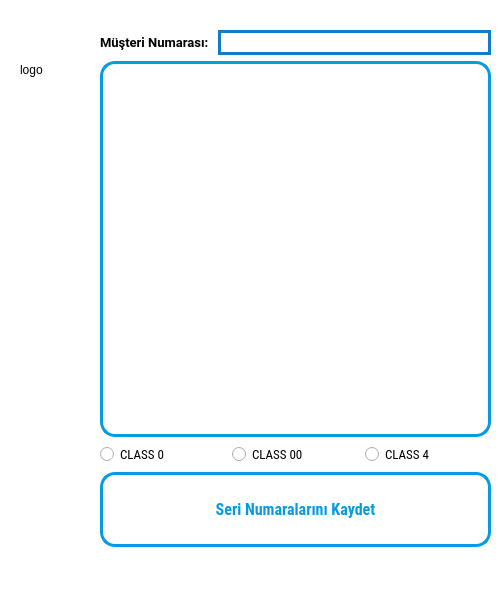
The window that arayuz/urun_ekle.ui (csbtwentyseven/aspar-mts) describes before a commit, drawn with Qt 5.
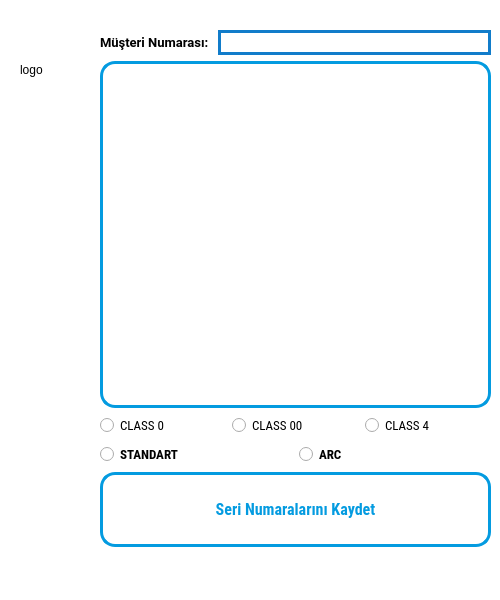
The same window after the commit.

Commit message: Standart / ARC RadioButton Ve Veritabanı Koleksiyonu Eklendi.(Build Edildi.)

```diff
--- a/arayuz/urun_ekle.ui
+++ b/arayuz/urun_ekle.ui
@@ -180,6 +180,43 @@
        </item>
       </layout>
      </item>
+     <item>
+      <layout class="QHBoxLayout" name="horizontalLayout_2">
+       <property name="topMargin">
+        <number>0</number>
+       </property>
+       <item>
+        <widget class="QRadioButton" name="radioButton_standart">
+         <property name="font">
+          <font>
+           <family>Roboto Condensed</family>
+           <pointsize>10</pointsize>
+           <weight>75</weight>
+           <bold>true</bold>
+          </font>
+         </property>
+         <property name="text">
+          <string>STANDART</string>
+         </property>
+        </widget>
+       </item>
+       <item>
+        <widget class="QRadioButton" name="radioButton_arc">
+         <property name="font">
+          <font>
+           <family>Roboto Condensed</family>
+           <pointsize>10</pointsize>
+           <weight>75</weight>
+           <bold>true</bold>
+          </font>
+         </property>
+         <property name="text">
+          <string>ARC</string>
+         </property>
+        </widget>
+       </item>
+      </layout>
+     </item>
      <item>
       <widget class="QPushButton" name="serni_numara_kaydet_buton">
        <property name="minimumSize">
```
The commit also changes 9 other files.
